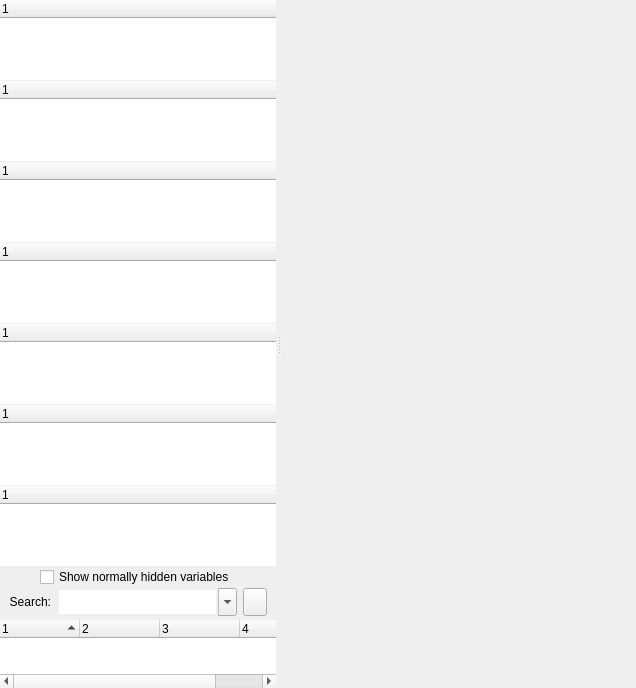
Before: the Qt Designer form src/ui/trigger_editor.ui in Mudlet/Mudlet, drawn with Qt 5.
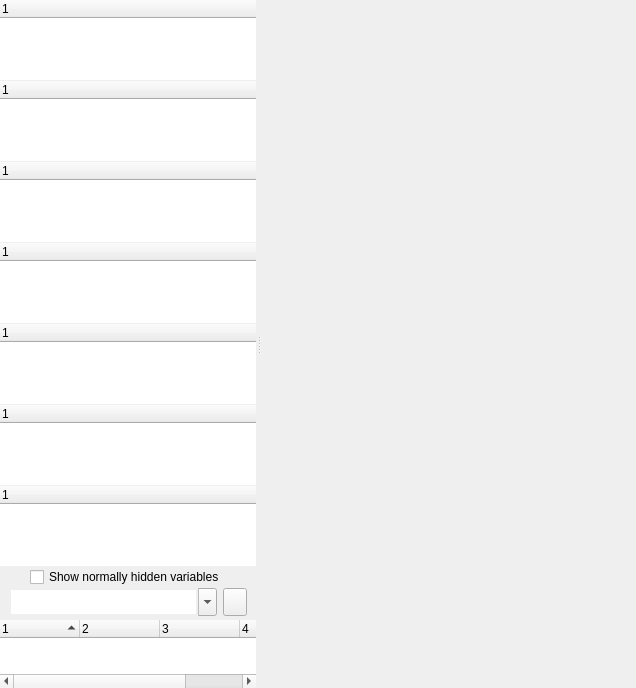
After: the same form once the commit is applied. Custom widgets are drawn as their Qt base class.

Commit message: Remove label, add tool-tip instead. Shrink search box to half.

Diff of the .ui file:
```diff
--- a/src/ui/trigger_editor.ui
+++ b/src/ui/trigger_editor.ui
@@ -451,29 +451,13 @@
             <verstretch>0</verstretch>
            </sizepolicy>
           </property>
-          <layout class="QHBoxLayout" name="horizontalLayout_searchTerm" stretch="0,0,0">
+          <layout class="QHBoxLayout" name="horizontalLayout_searchTerm" stretch="0,0">
            <property name="topMargin">
             <number>0</number>
            </property>
            <property name="bottomMargin">
             <number>3</number>
            </property>
-           <item>
-            <widget class="QLabel" name="label_searchTerm">
-             <property name="sizePolicy">
-              <sizepolicy hsizetype="Preferred" vsizetype="Preferred">
-               <horstretch>0</horstretch>
-               <verstretch>0</verstretch>
-              </sizepolicy>
-             </property>
-             <property name="text">
-              <string>Search:</string>
-             </property>
-             <property name="alignment">
-              <set>Qt::AlignRight|Qt::AlignTrailing|Qt::AlignVCenter</set>
-             </property>
-            </widget>
-           </item>
            <item>
             <widget class="QComboBox" name="comboBox_searchTerms">
              <property name="sizePolicy">
@@ -484,7 +468,7 @@
              </property>
              <property name="minimumSize">
               <size>
-               <width>180</width>
+               <width>100</width>
                <height>28</height>
               </size>
              </property>
```
Left out of the diff: 3 changed lines with no effect on the pictures.
